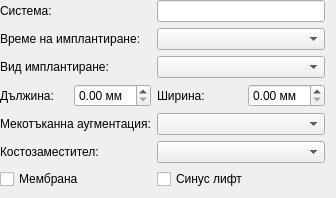
Above: src/View/uiComponents/qt_derived/Widgets/ImplantView.ui from thefinalcutbg/DinoDent before the change. Below: the same form after it.
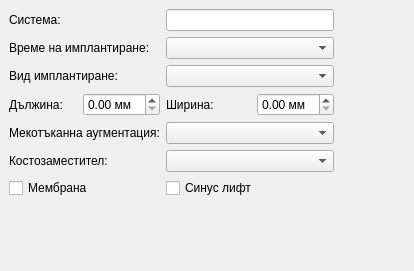
That is the form after the change.

Diff of the .ui file:
```diff
--- a/src/View/uiComponents/qt_derived/Widgets/ImplantView.ui
+++ b/src/View/uiComponents/qt_derived/Widgets/ImplantView.ui
@@ -6,8 +6,8 @@
    <rect>
     <x>0</x>
     <y>0</y>
-    <width>309</width>
-    <height>180</height>
+    <width>414</width>
+    <height>271</height>
    </rect>
   </property>
   <property name="sizePolicy">
@@ -21,10 +21,10 @@
   </property>
   <layout class="QVBoxLayout" name="verticalLayout">
    <property name="leftMargin">
-    <number>0</number>
+    <number>9</number>
    </property>
    <property name="topMargin">
-    <number>0</number>
+    <number>9</number>
    </property>
    <property name="bottomMargin">
     <number>9</number>
```
